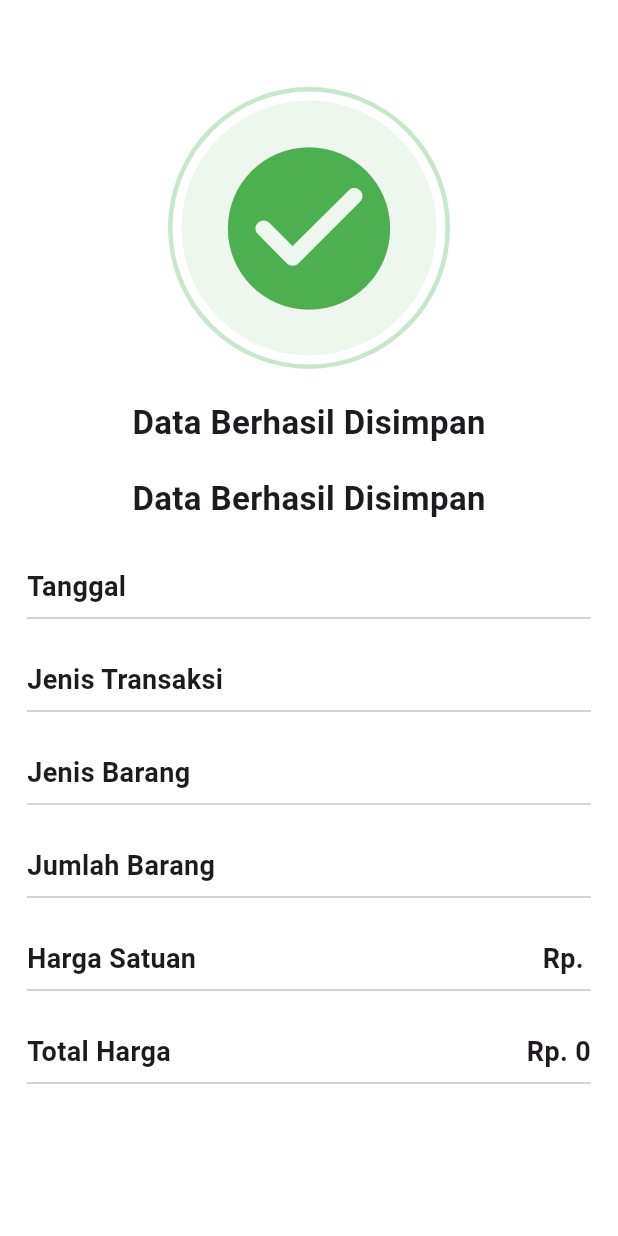
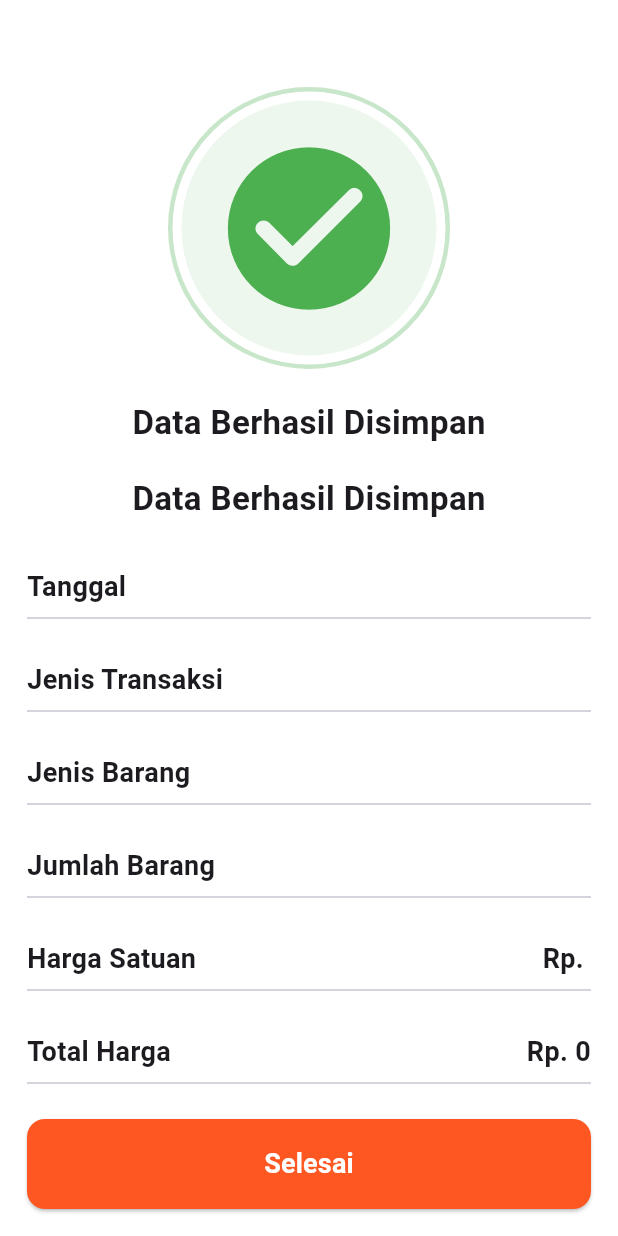
Before and after one commit to RezaAzharii/20220140011_UCP1Flutter, a Flutter app: the DetailBarangPage screen opened directly with empty values, on a phone screen of 412 x 824 dp. Run offline on Flutter 3.47's test engine with Material 3 defaults, Android fonts, the phone set to English and light mode, and no system bars; Roboto replaces fonts that are missing (Poppins).

Commit message:
Menambahkah spcer dan button Selesai dengan Navigasi popuntil menuju route paling pertama

```diff
--- a/lib/pages/detail_barang_page.dart
+++ b/lib/pages/detail_barang_page.dart
@@ -190,6 +190,30 @@ class DetailBarangPage extends StatelessWidget {
                 const Divider(),
               ],
             ),
+            const Spacer(),
+            SizedBox(
+              width: double.infinity,
+              height: 60,
+              child: ElevatedButton(
+                onPressed: () {
+                  Navigator.popUntil(context, (route) => route.isFirst);
+                },
+                style: ElevatedButton.styleFrom(
+                  backgroundColor: Colors.deepOrange,
+                  shape: RoundedRectangleBorder(
+                    borderRadius: BorderRadius.circular(12),
+                  ),
+                ),
+                child: const Text(
+                  'Selesai',
+                  style: TextStyle(
+                    color: Colors.white,
+                    fontSize: 18,
+                    fontWeight: FontWeight.bold,
+                  ),
+                ),
+              ),
+            ),
           ],
         ),
       ),
```
